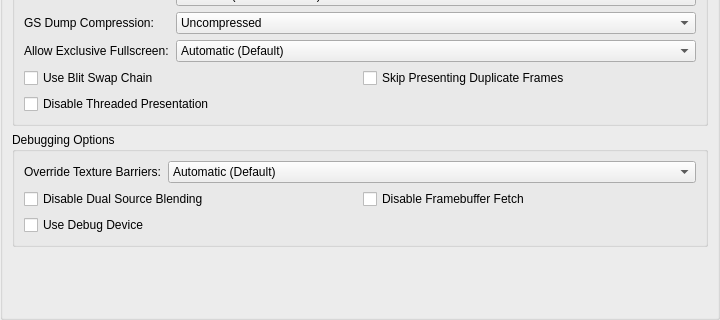
This is pcsx2-qt/Settings/GraphicsSettingsWidget.ui in PCSX2/pcsx2 as Qt 5 draws it before an edit; both pictures show x 0 to 720 and y 183 to 503 of the 720 by 503 pixel window. The edited form follows.
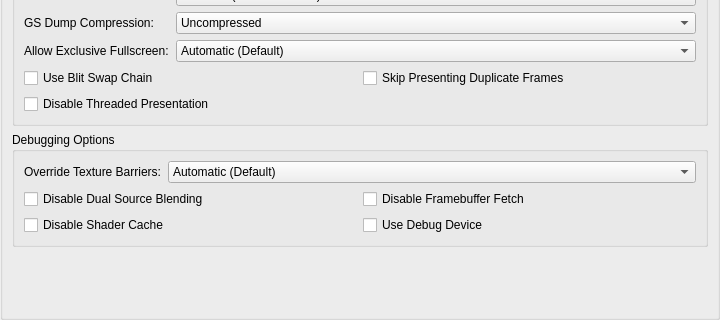
This is the edited form. The open tabs and pages were chosen to show the change.

Commit message: Qt: Expose disable shader cache option

The edit to the form file:
```diff
--- a/pcsx2-qt/Settings/GraphicsSettingsWidget.ui
+++ b/pcsx2-qt/Settings/GraphicsSettingsWidget.ui
@@ -2180,13 +2180,6 @@
           </item>
           <item row="2" column="0" colspan="2">
            <layout class="QGridLayout" name="gridLayout_7">
-            <item row="1" column="0">
-             <widget class="QCheckBox" name="useDebugDevice">
-              <property name="text">
-               <string>Use Debug Device</string>
-              </property>
-             </widget>
-            </item>
             <item row="0" column="0">
              <widget class="QCheckBox" name="disableDualSource">
               <property name="text">
@@ -2201,6 +2194,20 @@
               </property>
              </widget>
             </item>
+            <item row="1" column="1">
+             <widget class="QCheckBox" name="useDebugDevice">
+              <property name="text">
+               <string>Use Debug Device</string>
+              </property>
+             </widget>
+            </item>
+            <item row="1" column="0">
+             <widget class="QCheckBox" name="disableShaderCache">
+              <property name="text">
+               <string>Disable Shader Cache</string>
+              </property>
+             </widget>
+            </item>
            </layout>
           </item>
          </layout>
```
The commit also changes 2 other files.
